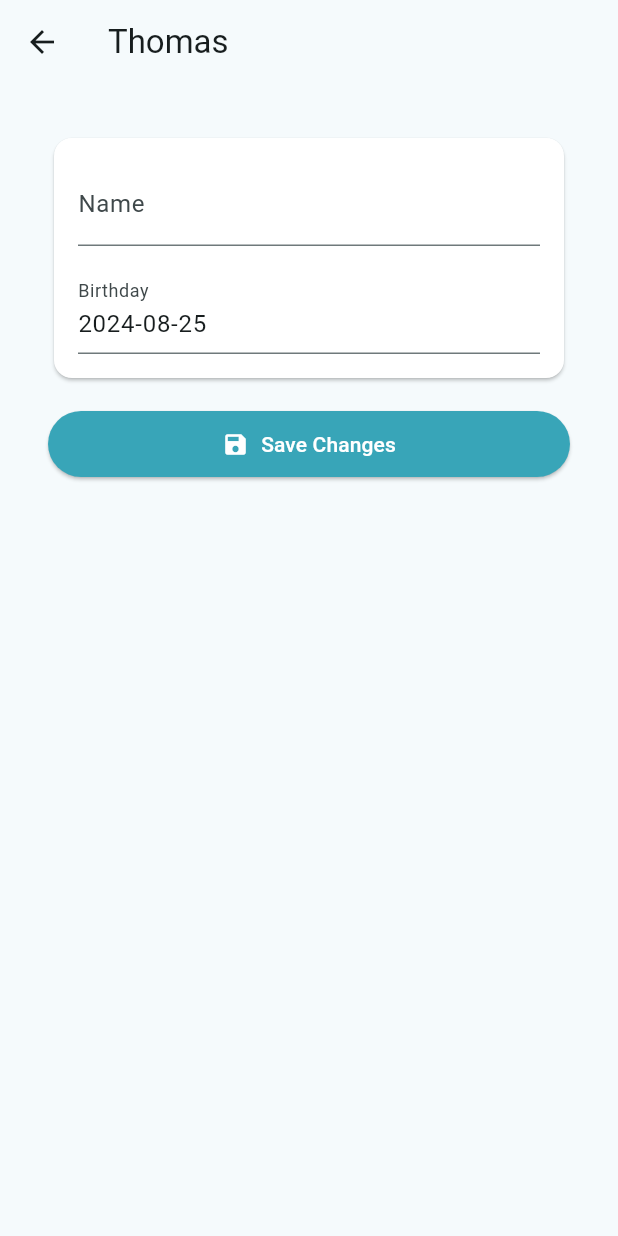
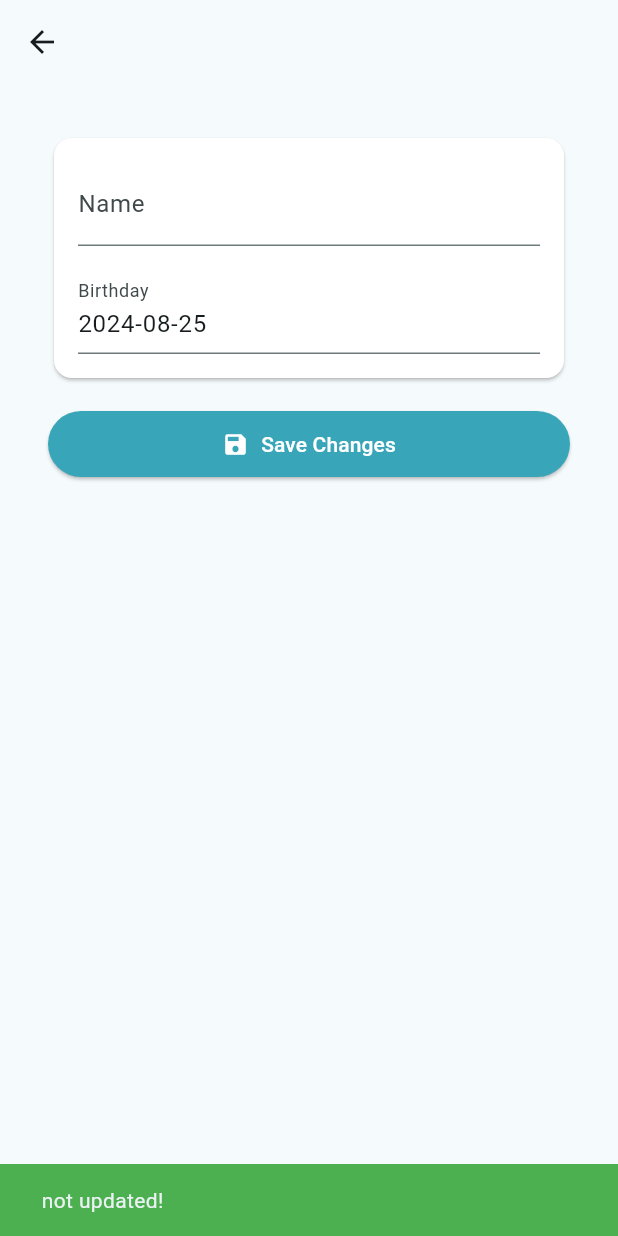
Before and after one commit to RobinKlim/birthday_planer, a Flutter app: the FriendDetailPage screen opened directly with empty values, after a tap on "Save Changes", on a phone screen of 412 x 824 dp. Run offline on Flutter 3.47's test engine with Material 3 defaults, Android fonts, the phone set to English and light mode, and no system bars; our stand-ins replace isar; accounts and stored records are empty; generated files the repository leaves out were written again.

Commit message:
update Friend

```diff
--- a/lib/models/database.dart
+++ b/lib/models/database.dart
@@ -31,7 +31,7 @@ class Database extends ChangeNotifier {
     // save to db
     await isar.writeTxn(() => isar.friends.put(newFriend));
     // re-read from db
-    getAllFriends();
+    await getAllFriends();
   }
 
   // R E A D
@@ -47,6 +47,18 @@ class Database extends ChangeNotifier {
   }
 
   // U P D A T E
+  // TODO: return updatedFriend
+  Future<Friend?> updateFriend(Friend friend) async {
+    final friendDB = await isar.friends.get(friend.id);
+
+    if (friendDB != null) {
+      await isar.writeTxn(() => isar.friends.put(friend));
+      final updatedFriend = await isar.friends.get(friend.id);
+      await getAllFriends();
+      return updatedFriend;
+    }
+    return null;
+  }
 
   // D E L E T E
 }
--- a/lib/pages/friend_detail_page.dart
+++ b/lib/pages/friend_detail_page.dart
@@ -1,25 +1,70 @@
 import 'package:flutter/material.dart';
 import 'package:birthday_planer/widgets/friend_card.dart';
 import 'package:birthday_planer/models/friend.dart';
+import 'package:birthday_planer/models/database.dart';
+import 'package:provider/provider.dart';
 
-class FriendDetailPage extends StatelessWidget {
+class FriendDetailPage extends StatefulWidget {
   final Friend friend;
 
   FriendDetailPage({required this.friend});
 
   @override
+  State<FriendDetailPage> createState() => _FriendDetailPageState();
+}
+
+class _FriendDetailPageState extends State<FriendDetailPage> {
+  late TextEditingController _nameController;
+  late TextEditingController _dateController;
+
+  @override
+  void initState() {
+    super.initState();
+    _nameController = TextEditingController(text: widget.friend.name);
+    _dateController = TextEditingController(
+      text: widget.friend.birthday.toLocal().toIso8601String().split('T')[0],
+    );
+  }
+
+  @override
+  void dispose() {
+    _nameController.dispose();
+    _dateController.dispose();
+    super.dispose();
+  }
+
+  void _updateFriend() async {
+    DateTime updatedBirthday = DateTime.parse(_dateController.text);
+
+    widget.friend.name = _nameController.text;
+    widget.friend.birthday = updatedBirthday;
+
+    final Friend? updatedFriend = await context.read<Database>().updateFriend(widget.friend);
+
+    if (!mounted) return;
+
+    if (updatedFriend != null) {
+      ScaffoldMessenger.of(context).showSnackBar(
+        SnackBar(
+          content: Text('${updatedFriend.name} updated successfully!'),
+          backgroundColor: Colors.green,
+        ),
+      );
+    } else {
+      ScaffoldMessenger.of(context).showSnackBar(
+        SnackBar(
+          content: Text('${widget.friend.name} not updated!'),
+          backgroundColor: Colors.green,
+        ),
+      );
+    }
+  }
+
+  @override
   Widget build(BuildContext context) {
-    TextEditingController _nameController =
-        TextEditingController(text: friend.name);
-    TextEditingController _dateController = TextEditingController(
-        text: friend.birthday
-            .toLocal()
-            .toIso8601String()
-            .split('T')[0]); // format to yyyy-MM-dd
-
     return Scaffold(
       appBar: AppBar(
-        title: Text('Thomas'),
+        title: Text(widget.friend.name),
       ),
       body: Padding(
         padding: const EdgeInsets.all(32.0),
@@ -31,7 +76,9 @@ class FriendDetailPage extends StatelessWidget {
             ),
             SizedBox(height: 16),
             ElevatedButton(
-              onPressed: () => {print("save changes")},
+              onPressed: () {
+                _updateFriend();
+              },
               child: SizedBox(
                 width: double.infinity,
                 child: Row(
```
